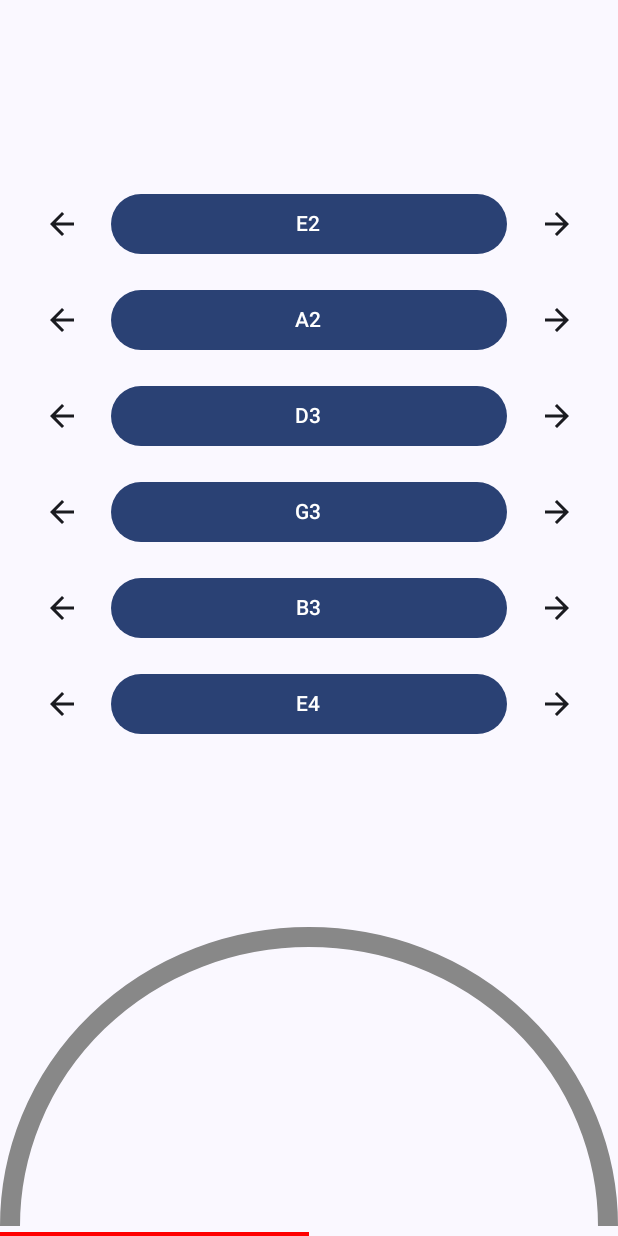
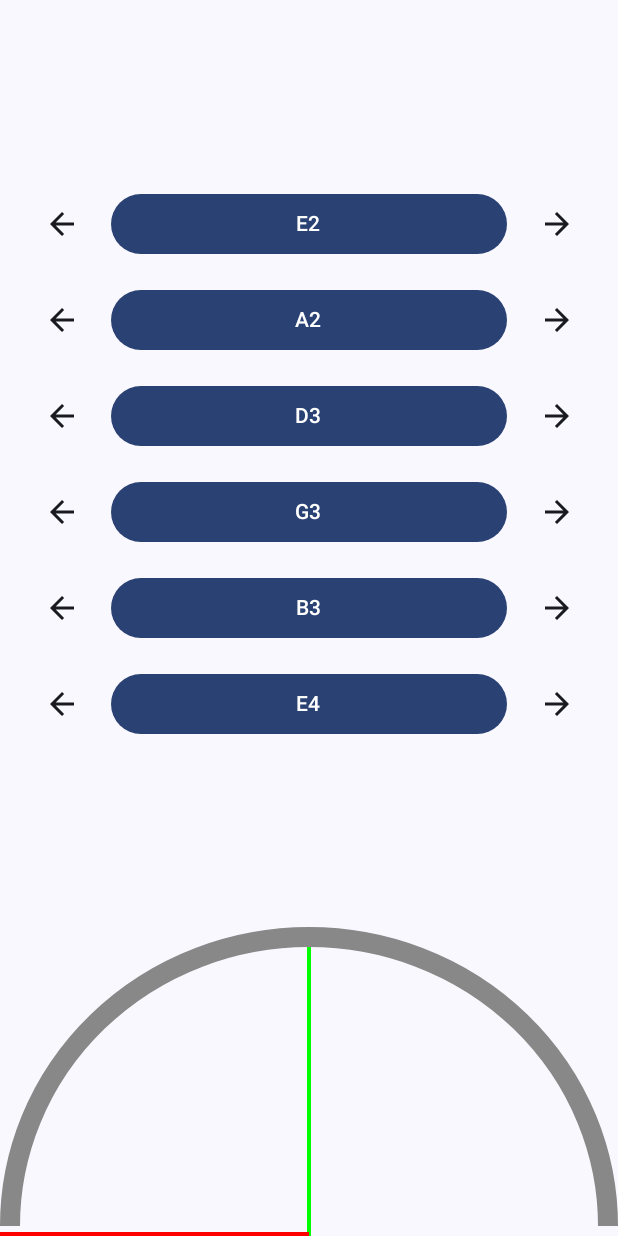
Before and after one commit to AlexanderTreml/AST-Tuner, an Android app built with Jetpack Compose: the screen it shows after launch (MainActivity), on a phone screen of 412 x 824 dp. Run offline under Robolectric (Android 15) with nearby library versions, the phone set to English and light mode, and no system bars; libraries missing offline, so code that uses them is left out: org.apache.commons; 5 statements that could not run were skipped.

```diff
--- a/app/src/main/java/com/alexander_treml/asttuner/MainActivity.kt
+++ b/app/src/main/java/com/alexander_treml/asttuner/MainActivity.kt
@@ -7,6 +7,7 @@ import android.os.Bundle
 import androidx.activity.ComponentActivity
 import androidx.activity.compose.setContent
 import androidx.activity.result.contract.ActivityResultContracts
+import androidx.compose.animation.core.animateFloatAsState
 import androidx.compose.foundation.Canvas
 import androidx.compose.foundation.gestures.Orientation
 import androidx.compose.foundation.gestures.draggable
@@ -225,9 +226,13 @@ fun FrequencyDisplay(listener: Listener, selectedNote: MutableState<Note>) {
 
 @Composable
 fun NeedleDisplay(frequency: Double, targetNote: Note) {
-    val angle = targetNote
-        .getDistance(frequency)
-        .coerceIn(-1.0, 1.0) * 90f + 90f
+    val angle by animateFloatAsState(
+        targetNote
+            .getDistance(frequency)
+            .toFloat()
+            .coerceIn(-1f, 1f) * 90f + 90f,
+        label = "Needle Animation"
+    )
 
     Canvas(
         modifier = Modifier
@@ -292,18 +297,29 @@ fun DebugView(frequency: Double, targetFrequency: Double, points: List<Double>,
     }
 }
 
-fun DrawScope.drawDisplay(angle: Double) {
+fun DrawScope.drawDisplay(angle: Float) {
     val strokeWidth = 20f
     val offset = strokeWidth / 2
     val radius = min(size.height, size.width / 2f)
+
+    // Draw center line
+    drawLine(
+        color = Color.Green,
+        start = Offset(size.width / 2, size.height),
+        end = Offset(
+            x = size.width / 2,
+            y = size.height - radius
+        ),
+        strokeWidth = 4f
+    )
 
     // Draw the needle
     drawLine(
         color = Color.Red,
         start = Offset(size.width / 2, size.height),
         end = Offset(
-            x = size.width / 2 + radius * kotlin.math.cos(Math.toRadians((180f - angle))).toFloat(),
-            y = size.height - radius * kotlin.math.sin(Math.toRadians((180f - angle))).toFloat()
+            x = size.width / 2 + radius * kotlin.math.cos(Math.toRadians((180.0 - angle.toDouble()))).toFloat(),
+            y = size.height - radius * kotlin.math.sin(Math.toRadians((180.0 - angle.toDouble()))).toFloat()
         ),
         strokeWidth = 8f
     )
```
